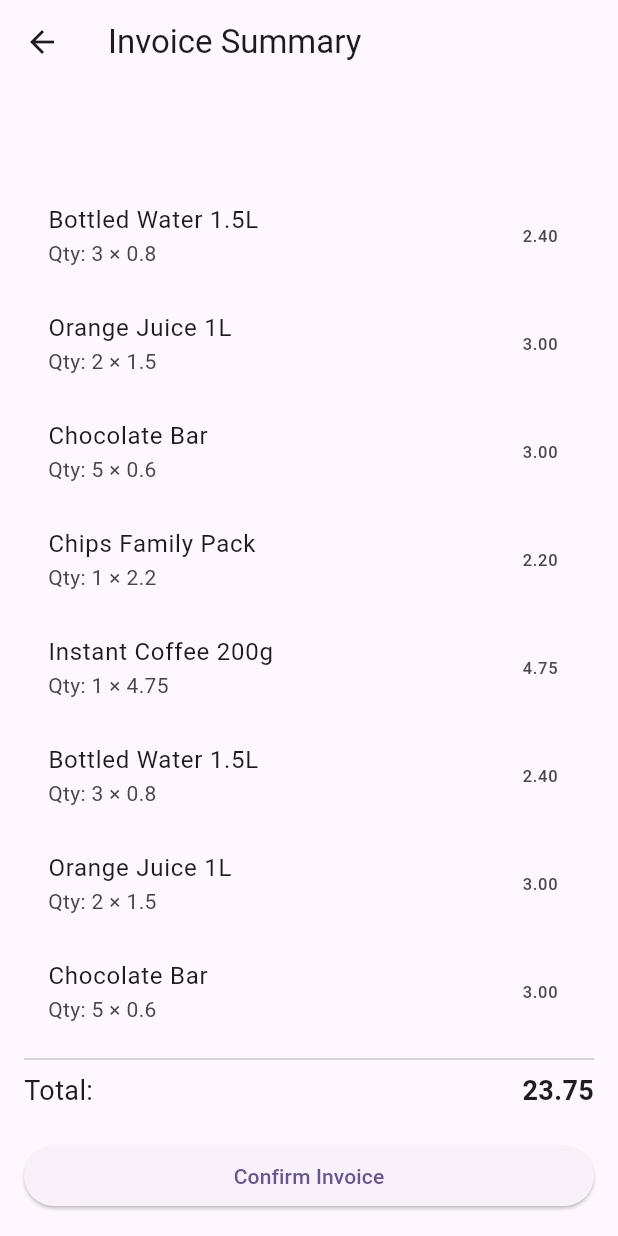
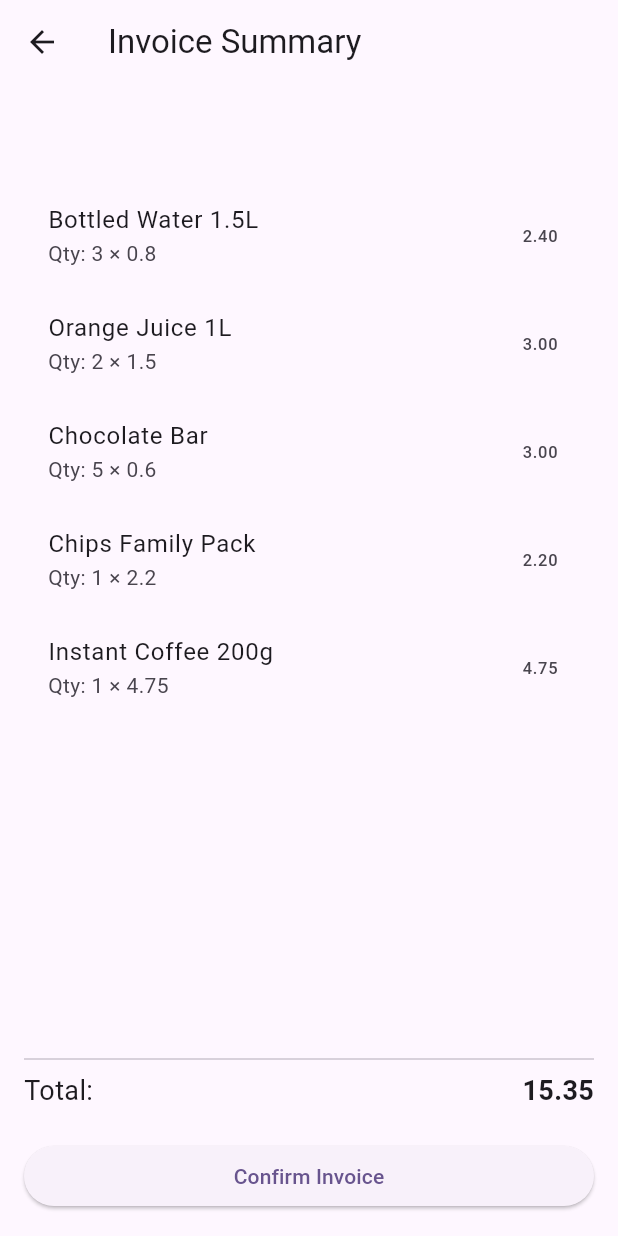
Before and after one commit to code-with-khaled/Grad-Project, a Flutter app: the InvoiceSummaryScreen screen opened directly with empty values, on a phone screen of 412 x 824 dp. Run offline on Flutter 3.47's test engine with Material 3 defaults, Android fonts, the phone set to English and light mode, and no system bars.

Commit message:
Main layout (structure changes)

```diff
--- a/lib/main.dart
+++ b/lib/main.dart
@@ -2,7 +2,8 @@ import 'package:flutter/material.dart';
 import 'package:grad_project/providers/customer_provider.dart';
 import 'package:grad_project/providers/invoice_provider.dart';
 import 'package:grad_project/providers/login_provider.dart';
-import 'package:grad_project/screens/login_screen.dart';
+import 'package:grad_project/providers/route_plan_provider.dart';
+import 'package:grad_project/screens/login/login_screen.dart';
 import 'package:provider/provider.dart';
 
 void main() {
@@ -13,6 +14,7 @@ void main() {
         ChangeNotifierProvider(create: (_) => LoginProvider()),
         ChangeNotifierProvider(create: (_) => CustomerProvider()),
         ChangeNotifierProvider(create: (_) => InvoiceProvider()),
+        ChangeNotifierProvider(create: (_) => RoutePlanProvider()),
       ],
       child: const MyApp(),
     ),
--- a/lib/screens/login_screen.dart
+++ b/lib/screens/login/login_screen.dart
@@ -1,5 +1,5 @@
 import 'package:flutter/material.dart';
-import 'customer_list_screen.dart';
+import 'package:grad_project/screens/main%20screens/main_layout.dart';
 
 class LoginScreen extends StatelessWidget {
   const LoginScreen({super.key});
@@ -33,9 +33,7 @@ class LoginScreen extends StatelessWidget {
               onPressed: () {
                 Navigator.push(
                   context,
-                  MaterialPageRoute(
-                    builder: (context) => const CustomerListScreen(),
-                  ),
+                  MaterialPageRoute(builder: (context) => const MainLayout()),
                 );
               },
               child: const Text('Login'),
--- a/lib/screens/customer_details_screen.dart
+++ b/lib/screens/main screens/customers/customer_details_screen.dart
@@ -1,6 +1,6 @@
 import 'package:flutter/material.dart';
-import 'package:grad_project/screens/visit_check_in_screen.dart';
-import '../models/customer.dart';
+import 'package:grad_project/screens/main%20screens/customers/visit_check_in_screen.dart';
+import '../../../models/customer.dart';
 
 class CustomerDetailsScreen extends StatelessWidget {
   final Customer customer;
--- a/lib/screens/customer_list_screen.dart
+++ b/lib/screens/main screens/customers/customer_list_screen.dart
@@ -1,7 +1,7 @@
 import 'package:flutter/material.dart';
-import 'package:grad_project/screens/customer_details_screen.dart';
+import 'package:grad_project/screens/main%20screens/customers/customer_details_screen.dart';
 import 'package:provider/provider.dart';
-import '../providers/customer_provider.dart';
+import '../../../providers/customer_provider.dart';
 
 class CustomerListScreen extends StatefulWidget {
   const CustomerListScreen({super.key});
--- a/lib/screens/invoice_summary_screen.dart
+++ b/lib/screens/main screens/customers/invoice_summary_screen.dart
@@ -1,8 +1,7 @@
 import 'package:flutter/material.dart';
-import 'package:grad_project/models/invoice_item.dart';
 import 'package:provider/provider.dart';
-import '../models/customer.dart';
-import '../providers/invoice_provider.dart';
+import '../../../models/customer.dart';
+import '../../../providers/invoice_provider.dart';
 
 class InvoiceSummaryScreen extends StatefulWidget {
   final Customer customer;
@@ -14,75 +13,6 @@ class InvoiceSummaryScreen extends StatefulWidget {
 }
 
 class _InvoiceSummaryScreenState extends State<InvoiceSummaryScreen> {
-  final mockItems = [
-    InvoiceItem(
-      productId: 101,
-      productName: "Bottled Water 1.5L",
-      quantity: 3,
-      price: 0.80,
-    ),
-    InvoiceItem(
-      productId: 102,
-      productName: "Orange Juice 1L",
-      quantity: 2,
-      price: 1.50,
-    ),
-    InvoiceItem(
-      productId: 103,
-      productName: "Chocolate Bar",
-      quantity: 5,
-      price: 0.60,
-    ),
-    InvoiceItem(
-      productId: 104,
-      productName: "Chips Family Pack",
-      quantity: 1,
-      price: 2.20,
-    ),
-    InvoiceItem(
-      productId: 105,
-      productName: "Instant Coffee 200g",
-      quantity: 1,
-      price: 4.75,
-    ),
-  ];
-
-  @override
-  void initState() {
-    super.initState();
-
-    Future.microtask(() {
-      final invoiceProvider = context.read<InvoiceProvider>();
-
-      invoiceProvider.addItem(
-        InvoiceItem(
-          productId: 101,
-          productName: "Bottled Water 1.5L",
-          quantity: 3,
-          price: 0.80,
-        ),
-      );
-
-      invoiceProvider.addItem(
-        InvoiceItem(
-          productId: 102,
-          productName: "Orange Juice 1L",
-          quantity: 2,
-          price: 1.50,
-        ),
-      );
-
-      invoiceProvider.addItem(
-        InvoiceItem(
-          productId: 103,
-          productName: "Chocolate Bar",
-          quantity: 5,
-          price: 0.60,
-        ),
-      );
-    });
-  }
-
   @override
   Widget build(BuildContext context) {
     final invoiceProvider = context.watch<InvoiceProvider>();
--- a/lib/screens/visit_check_in_screen.dart
+++ b/lib/screens/main screens/customers/visit_check_in_screen.dart
@@ -1,6 +1,6 @@
 import 'package:flutter/material.dart';
-import 'package:grad_project/screens/visit_summary_screen.dart';
-import '../models/customer.dart';
+import 'package:grad_project/screens/main%20screens/customers/visit_summary_screen.dart';
+import '../../../models/customer.dart';
 
 class VisitCheckInScreen extends StatelessWidget {
   final Customer customer;
--- a/lib/screens/visit_summary_screen.dart
+++ b/lib/screens/main screens/customers/visit_summary_screen.dart
@@ -1,6 +1,6 @@
 import 'package:flutter/material.dart';
-import 'package:grad_project/screens/invoice_summary_screen.dart';
-import '../models/customer.dart';
+import 'package:grad_project/screens/main%20screens/customers/invoice_summary_screen.dart';
+import '../../../models/customer.dart';
 
 class VisitSummaryScreen extends StatefulWidget {
   final Customer customer;
```
Also changed, not shown: lib/models/route_plan.dart (added, +11 -0 lines), lib/providers/route_plan_provider.dart (added, +38 -0 lines), lib/screens/main screens/home/home_screen.dart (added, +15 -0 lines), lib/screens/main screens/invoices/invoices_screen.dart (added, +13 -0 lines), lib/screens/main screens/main_layout.dart (added, +67 -0 lines), lib/screens/main screens/route/rout_plan_screen.dart (added, +13 -0 lines), lib/screens/main screens/visits/visits_screen.dart (added, +13 -0 lines).
